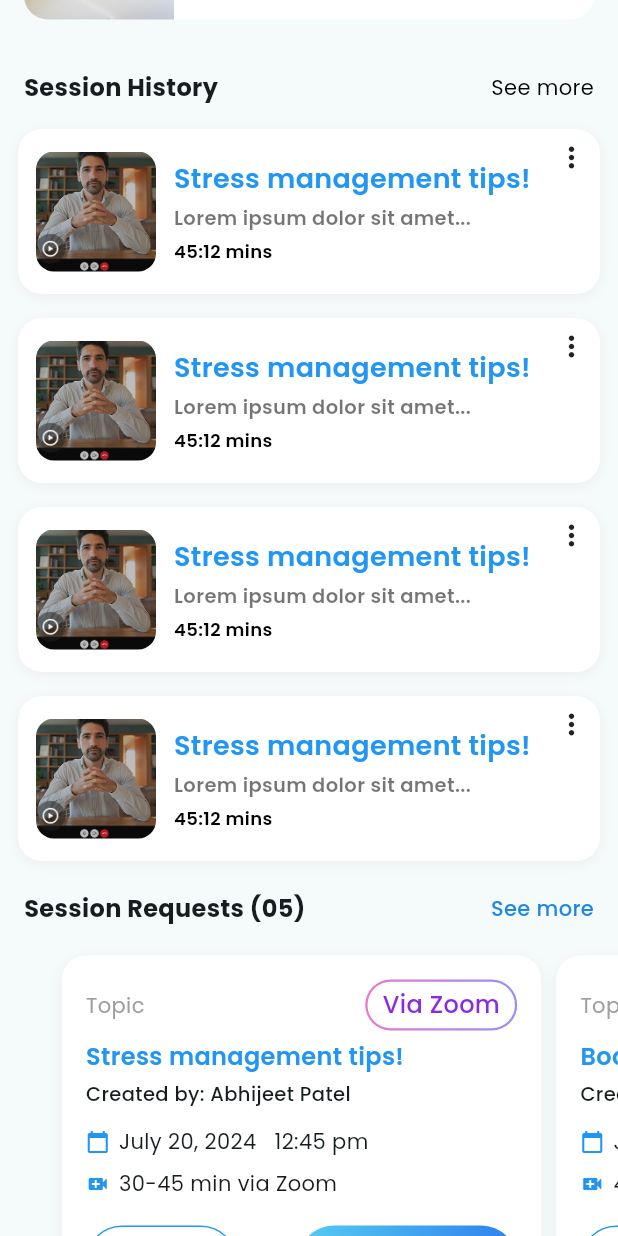
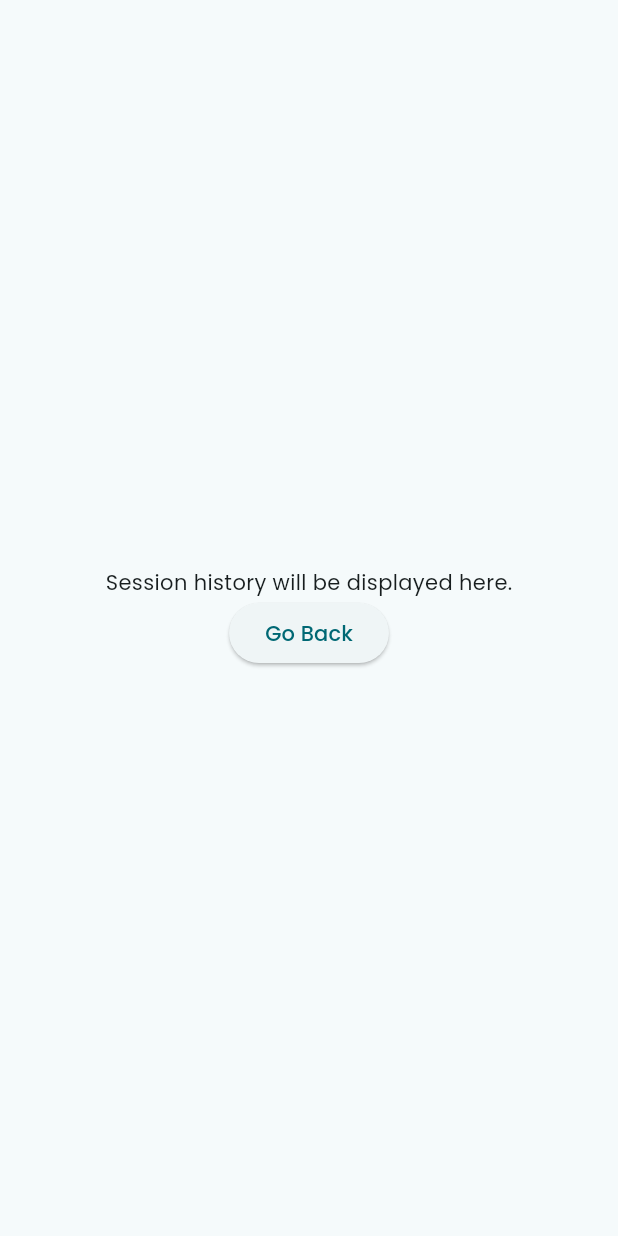
Before and after one commit to sumanyuphppoets/Hiappy, a Flutter app: the MeetingScreen screen opened directly, scrolled down 1728 dp, after a tap on "See more", on a phone screen of 412 x 824 dp. Run offline on Flutter 3.47's test engine with Material 3 defaults, Android fonts, the phone set to English and light mode, and no system bars; our stand-ins replace cloud_firestore, firebase_auth, firebase_core, flutter_svg, google_sign_in, image_picker and 3 more; missing offline and left inert: flutter_facebook_auth; accounts and stored records are empty.

Commit message:
done back button

```diff
--- a/lib/screens/home/PatientHome/MeetingScreen/MeetingScreen.dart
+++ b/lib/screens/home/PatientHome/MeetingScreen/MeetingScreen.dart
@@ -1,5 +1,6 @@
 import 'package:flutter/material.dart';
 import 'package:hiappy/core/constants/colors.dart';
+import 'package:hiappy/screens/home/PatientHome/SessionHistory/SessionHistory.dart';
 import 'package:hiappy/widgets/Invitations/Invitations.dart';
 import 'package:hiappy/widgets/Searchcard/Searchcard.dart';
 import 'package:hiappy/widgets/SessionRequests/SessionRequests.dart';
@@ -202,6 +203,14 @@ class MeetingScreen extends StatelessWidget {
               SearchCardList(
                 seeMoreText: 'See more',
                 titleText: 'Session History',
+                onSeeMore: () {
+                  Navigator.push(
+                    context,
+                    MaterialPageRoute(
+                      builder: (context) => SessionHistory(),
+                    ),
+                  );
+                },
                 items: items,
               ),
               Padding(
--- /dev/null
+++ b/lib/screens/home/PatientHome/SessionHistory/SessionHistory.dart
@@ -0,0 +1,27 @@
+import 'package:flutter/material.dart';
+
+class SessionHistory extends StatelessWidget {
+  const SessionHistory({super.key});
+
+  @override
+  Widget build(BuildContext context) {
+    return Scaffold(
+      body: SafeArea(
+        child: Center(
+          child: Column(
+            mainAxisAlignment: MainAxisAlignment.center,
+            children: [
+              Text('Session history will be displayed here.'),
+              ElevatedButton(
+                onPressed: () {
+                  Navigator.of(context).maybePop();  // Go back to the previous page
+                },
+                child: Text('Go Back'),
+              ),
+            ],
+          ),
+        ),
+      ),
+    );
+  }
+}
--- a/lib/widgets/CustomAppbar/PatientCustomAppbar.dart
+++ b/lib/widgets/CustomAppbar/PatientCustomAppbar.dart
@@ -49,9 +49,8 @@ class PatientCustomAppBar extends StatelessWidget
                 onPressed:
                     onBack ??
                     () {
-                      if (Navigator.of(context).canPop()) {
-                        Navigator.of(context).pop();
-                      }
+                       Navigator.of(context).maybePop();
+                       print('Back button pressed');
                     },
               ),
       actions: [
```
Also changed, not shown: lib/screens/home/PatientHome/PatientHome.dart (+3 -6 lines), lib/screens/home/PatientHome/Sessionscreen/Session.dart (+11 -1 lines), pubspec.lock.
